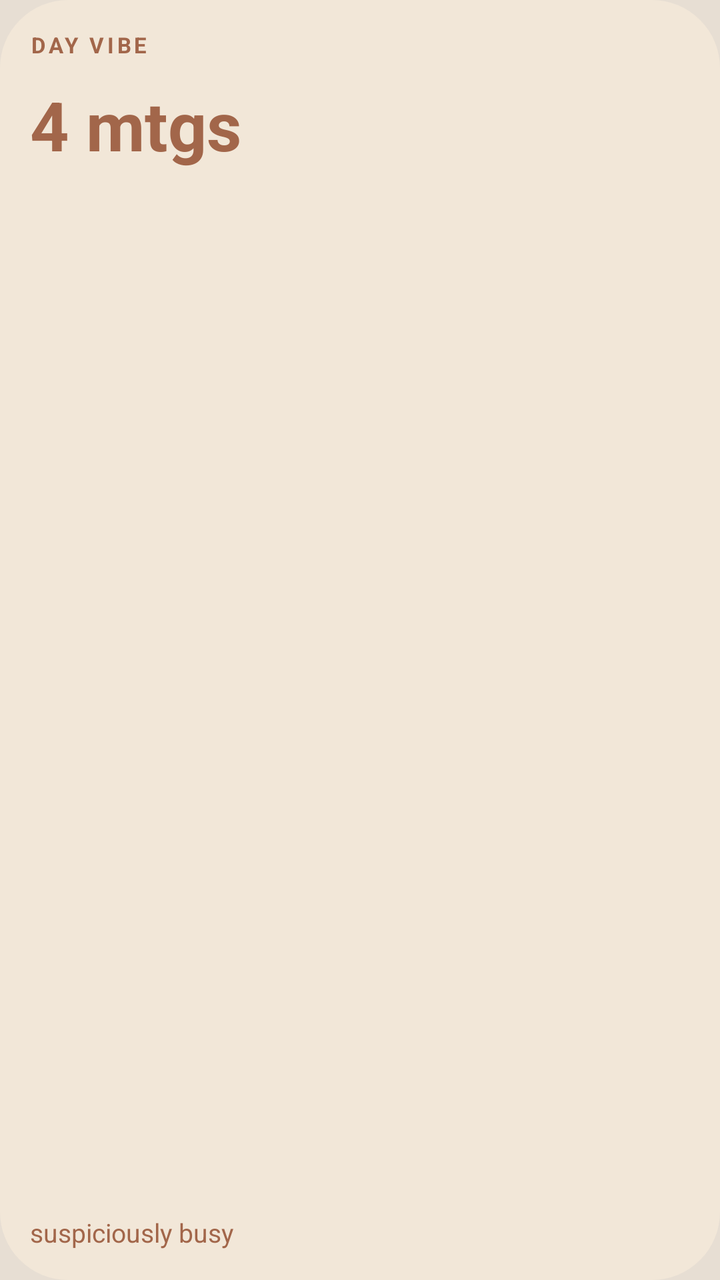
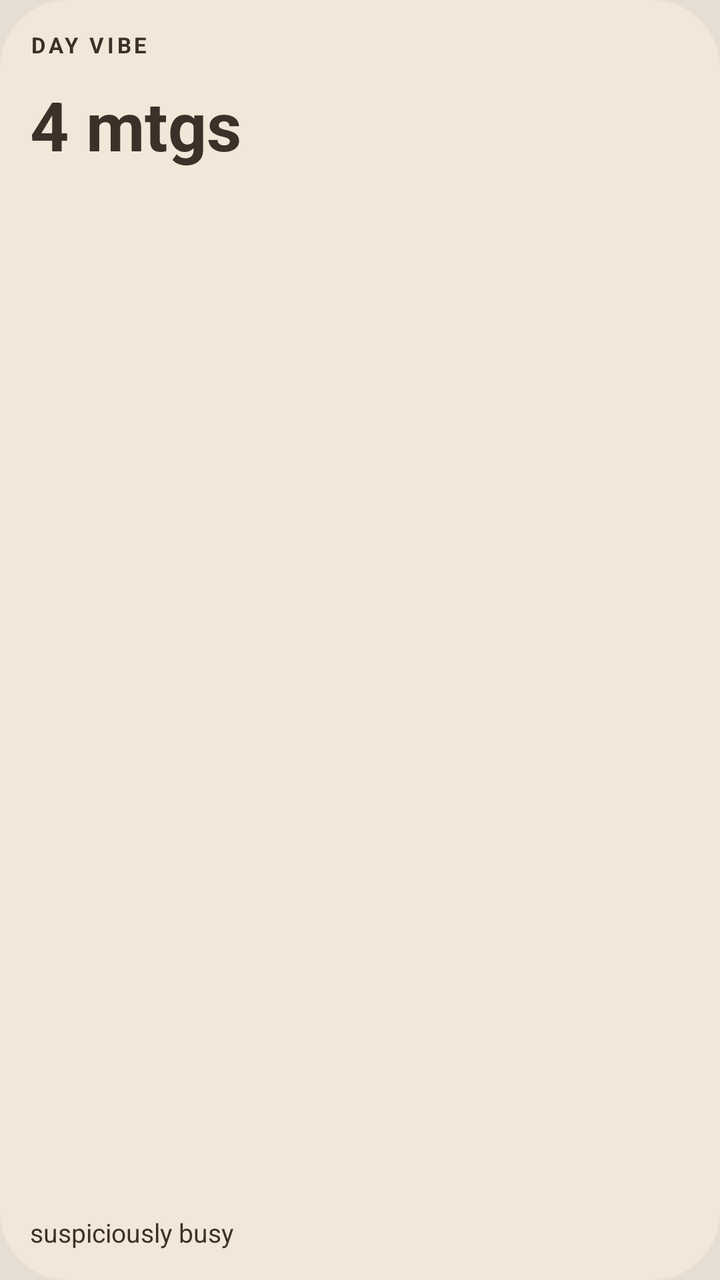

Two renders of the same Android screen: before a commit and after it. Below are the layout's source before the change and the commit's diff.
<!-- AndroidManifest.xml: application theme Theme.SoftDread -->
<!-- res/layout/widget_preview_day_vibe.xml -->
<?xml version="1.0" encoding="utf-8"?>
<LinearLayout xmlns:android="http://schemas.android.com/apk/res/android"
    android:layout_width="match_parent"
    android:layout_height="match_parent"
    android:background="@drawable/tile_day_vibe"
    android:orientation="vertical"
    android:padding="15dp">

    <TextView
        android:layout_width="wrap_content"
        android:layout_height="wrap_content"
        android:letterSpacing="0.14"
        android:text="@string/widget_day_vibe_label"
        android:textAllCaps="true"
        android:textColor="#A2664A"
        android:textSize="11sp"
        android:textStyle="bold" />

    <TextView
        android:layout_width="wrap_content"
        android:layout_height="wrap_content"
        android:layout_marginTop="10dp"
        android:text="@string/widget_day_vibe_preview_hero"
        android:textColor="#A2664A"
        android:textSize="34sp"
        android:textStyle="bold" />

    <Space
        android:layout_width="match_parent"
        android:layout_height="0dp"
        android:layout_weight="1" />

    <TextView
        android:layout_width="match_parent"
        android:layout_height="wrap_content"
        android:maxLines="3"
        android:text="@string/widget_day_vibe_preview_voice"
        android:textColor="#A2664A"
        android:textSize="13sp" />
</LinearLayout>
<!-- resources referenced by this layout -->
<resources>
  <!-- drawable tile_day_vibe (drawable) -->
  <?xml version="1.0" encoding="utf-8"?>
  <shape xmlns:android="http://schemas.android.com/apk/res/android" android:shape="rectangle">
      <solid android:color="#F2E7D8" />
      <corners android:radius="34dp" />
  </shape>
  <string name="widget_day_vibe_label">Day Vibe</string>
  <string name="widget_day_vibe_preview_hero">4 mtgs</string>
  <string name="widget_day_vibe_preview_voice">suspiciously busy</string>
  <style name="Theme.SoftDread" parent="android:Theme.Material.Light.NoActionBar">
          <item name="android:windowBackground">@color/wallpaper_light</item>
      </style>
  <color name="wallpaper_light">#E7DED3</color>
</resources>

<!-- the commit's change to res/layout/widget_preview_day_vibe.xml (unified diff, before → after) -->
@@ -12,7 +12,7 @@
         android:letterSpacing="0.14"
         android:text="@string/widget_day_vibe_label"
         android:textAllCaps="true"
-        android:textColor="#A2664A"
+        android:textColor="@color/preview_ink_day_vibe"
         android:textSize="11sp"
         android:textStyle="bold" />
 
@@ -21,7 +21,7 @@
         android:layout_height="wrap_content"
         android:layout_marginTop="10dp"
         android:text="@string/widget_day_vibe_preview_hero"
-        android:textColor="#A2664A"
+        android:textColor="@color/preview_ink_day_vibe"
         android:textSize="34sp"
         android:textStyle="bold" />
 
@@ -35,6 +35,6 @@
         android:layout_height="wrap_content"
         android:maxLines="3"
         android:text="@string/widget_day_vibe_preview_voice"
-        android:textColor="#A2664A"
+        android:textColor="@color/preview_ink_day_vibe"
         android:textSize="13sp" />
 </LinearLayout>
<!-- resource entries referenced after the edit -->
@@ -1,5 +1,6 @@
 <!-- resources referenced by this layout -->
 <resources>
+  <color name="preview_ink_day_vibe">#3B3128</color>
   <!-- drawable tile_day_vibe (drawable) -->
   <?xml version="1.0" encoding="utf-8"?>
   <shape xmlns:android="http://schemas.android.com/apk/res/android" android:shape="rectangle">
